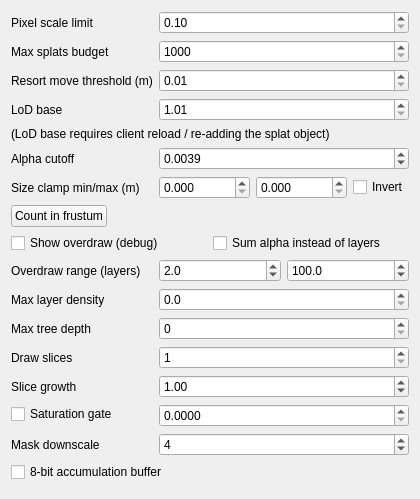
This is gui_client/GaussianSplatSettingsWidget.ui in russiaman/substrata_robo as Qt 5 draws it before an edit. The edited form follows.
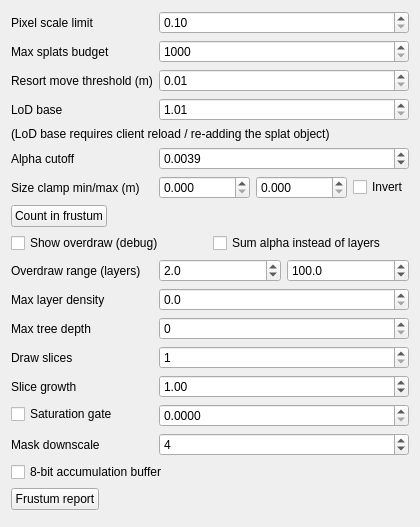
This is the edited form.

Commit message:
gaussian splats: add a "Frustum report" button
Runs GaussianSplatRenderer::getFrustumStructureReport() and writes it to the
log rather than into the panel - it is tens of lines of histograms, and the
panel has no room for it, so the label only says where to look.

What changed in the file:
```diff
--- a/gui_client/GaussianSplatSettingsWidget.ui
+++ b/gui_client/GaussianSplatSettingsWidget.ui
@@ -544,7 +544,24 @@
      </property>
     </widget>
    </item>
-   <item row="17" column="0" colspan="2">
+   <item row="17" column="0">
+    <widget class="QPushButton" name="frustumReportPushButton">
+     <property name="text">
+      <string>Frustum report</string>
+     </property>
+     <property name="toolTip">
+      <string>One-off structure report (not live), written to the log: for every cloud in view, how much of the LoD tree is unfolded at this camera position, and for each drawn node why the traversal stopped there - converged, capped by density/depth/budget, or a leaf with nothing coarser above it. Also the trees' depth and branching, and the layer_density of what is being drawn. Runs a full traversal per cloud on the main thread, so expect a hitch on a large cloud.</string>
+     </property>
+    </widget>
+   </item>
+   <item row="17" column="1">
+    <widget class="QLabel" name="frustumReportResultLabel">
+     <property name="text">
+      <string></string>
+     </property>
+    </widget>
+   </item>
+   <item row="18" column="0" colspan="2">
     <spacer name="verticalSpacer">
      <property name="orientation">
       <enum>Qt::Vertical</enum>
```
The commit also changes 4 other files.
